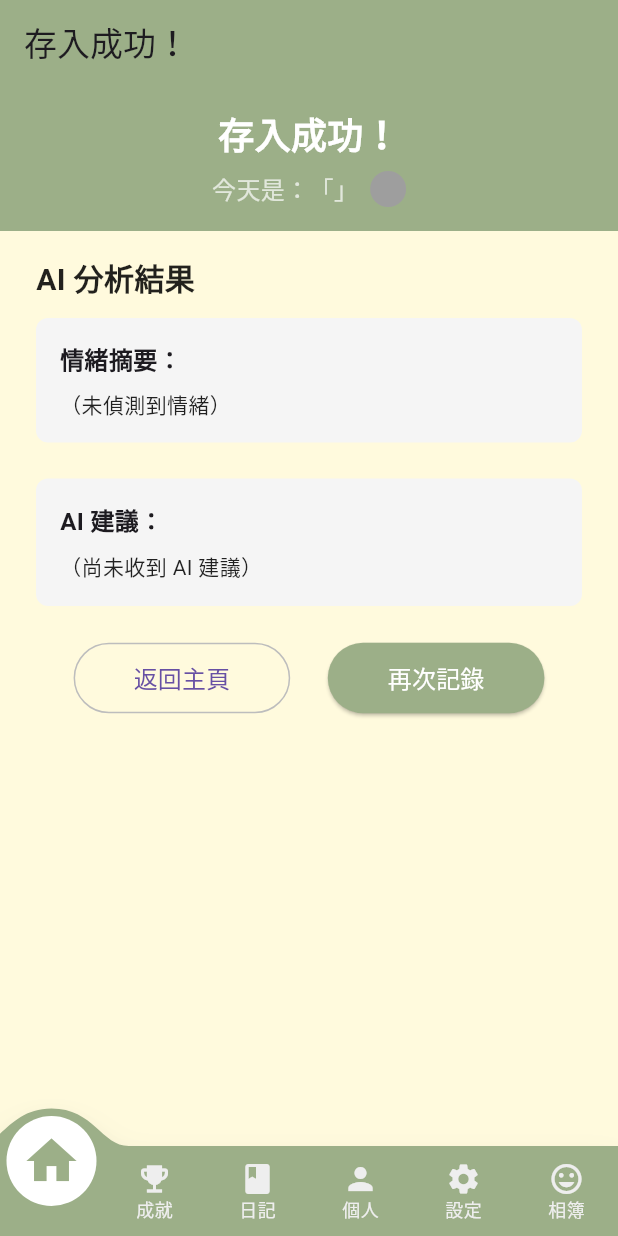
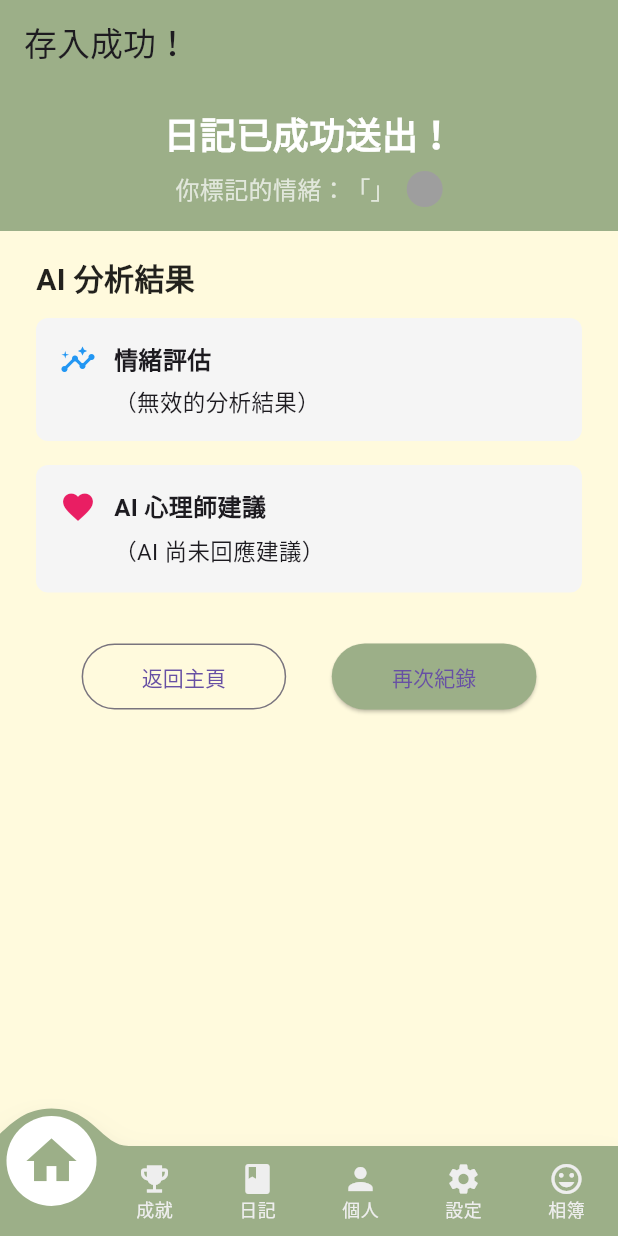
Before and after one commit to 114505focusbridge/focusbridge_files, a Flutter app: the PostEntryScreen screen opened directly with empty values, on a phone screen of 412 x 824 dp. Run offline on Flutter 3.47's test engine with Material 3 defaults, Android fonts, the phone set to English and light mode, and no system bars; drawn by our look-alikes of convex_bottom_bar; our stand-ins replace image_picker, shared_preferences; accounts and stored records are empty; network calls fail.

Commit message:
0809測試手機ai功能

```diff
--- a/focusbridge_app/lib/screens/post_entry_screen.dart
+++ b/focusbridge_app/lib/screens/post_entry_screen.dart
@@ -34,19 +34,14 @@ class _PostEntryScreenState extends State<PostEntryScreen> {
 
   Future<void> _checkJustUnlockedAchievement() async {
     final token = await AuthService.getToken();
-    if (token == null) {
-      debugPrint("⚠️ 找不到 token");
-      return;
-    }
+    if (token == null) return;
 
     final url = Uri.parse('http://10.0.2.2:8000/api/achievements/');
-
     try {
       final response = await http.get(
         url,
         headers: {'Authorization': 'Token $token'},
       );
-
       if (response.statusCode == 200) {
         final List data = jsonDecode(response.body);
         for (var item in data) {
@@ -80,8 +75,26 @@ class _PostEntryScreenState extends State<PostEntryScreen> {
     }
   }
 
+  String _translateLabel(String label) {
+    switch (label.toLowerCase()) {
+      case 'positive':
+        return '😀 正向';
+      case 'neutral':
+        return '😐 中立';
+      case 'negative':
+        return '😞 負向';
+      default:
+        return '（無效的分析結果）';
+    }
+  }
+
   @override
   Widget build(BuildContext context) {
+    final translatedLabel = _translateLabel(widget.aiLabel);
+    final aiMessageText = widget.aiMessage.trim().isNotEmpty
+        ? widget.aiMessage
+        : '（AI 尚未回應建議）';
+
     return Scaffold(
       appBar: AppBar(
         title: const Text('存入成功！'),
@@ -98,7 +111,7 @@ class _PostEntryScreenState extends State<PostEntryScreen> {
               child: Column(
                 children: [
                   const Text(
-                    '存入成功！',
+                    '日記已成功送出！',
                     style: TextStyle(
                       fontSize: 24,
                       color: Colors.white,
@@ -110,7 +123,7 @@ class _PostEntryScreenState extends State<PostEntryScreen> {
                     mainAxisAlignment: MainAxisAlignment.center,
                     children: [
                       Text(
-                        '今天是：「${widget.emotionLabel}」',
+                        '你標記的情緒：「${widget.emotionLabel}」',
                         style: const TextStyle(
                           color: Colors.white70,
                           fontSize: 16,
@@ -147,80 +160,29 @@ class _PostEntryScreenState extends State<PostEntryScreen> {
                         ),
                       ),
                       const SizedBox(height: 12),
-                      Container(
-                        width: double.infinity,
-                        padding: const EdgeInsets.all(16),
-                        decoration: BoxDecoration(
-                          color: Colors.grey.shade100,
-                          borderRadius: BorderRadius.circular(8),
-                        ),
-                        child: Column(
-                          crossAxisAlignment: CrossAxisAlignment.start,
-                          children: [
-                            const Text(
-                              '情緒摘要：',
-                              style: TextStyle(
-                                fontSize: 16,
-                                fontWeight: FontWeight.bold,
-                              ),
-                            ),
-                            const SizedBox(height: 8),
-                            Text(
-                              widget.aiLabel.isNotEmpty
-                                  ? widget.aiLabel
-                                  : '（未偵測到情緒）',
-                              style: const TextStyle(
-                                fontSize: 14,
-                                color: Colors.black87,
-                              ),
-                            ),
-                          ],
-                        ),
+                      _buildInfoCard(
+                        icon: Icons.insights,
+                        title: '情緒評估',
+                        content: translatedLabel,
+                        iconColor: Colors.blue,
                       ),
-                      const SizedBox(height: 24),
-                      Container(
-                        width: double.infinity,
-                        padding: const EdgeInsets.all(16),
-                        decoration: BoxDecoration(
-                          color: Colors.grey.shade100,
-                          borderRadius: BorderRadius.circular(8),
-                        ),
-                        child: Column(
-                          crossAxisAlignment: CrossAxisAlignment.start,
-                          children: [
-                            const Text(
-                              'AI 建議：',
-                              style: TextStyle(
-                                fontSize: 16,
-                                fontWeight: FontWeight.bold,
-                              ),
-                            ),
-                            const SizedBox(height: 8),
-                            Text(
-                              widget.aiMessage.isNotEmpty
-                                  ? widget.aiMessage
-                                  : '（尚未收到 AI 建議）',
-                              style: const TextStyle(
-                                fontSize: 14,
-                                color: Colors.black87,
-                              ),
-                            ),
-                          ],
-                        ),
+                      const SizedBox(height: 16),
+                      _buildInfoCard(
+                        icon: Icons.favorite,
+                        title: 'AI 心理師建議',
+                        content: aiMessageText,
+                        iconColor: Colors.pink,
                       ),
-                      const SizedBox(height: 24),
+                      const SizedBox(height: 32),
                       Row(
                         mainAxisAlignment: MainAxisAlignment.spaceEvenly,
                         children: [
                           OutlinedButton(
-                            onPressed: () {
-                              Navigator.popUntil(
-                                context,
-                                ModalRoute.withName('/home'),
-                              );
-                            },
+                            onPressed: () => Navigator.popUntil(
+                              context,
+                              ModalRoute.withName('/home'),
+                            ),
                             style: OutlinedButton.styleFrom(
-                              side: BorderSide(color: Colors.grey.shade400),
                               shape: RoundedRectangleBorder(
                                 borderRadius: BorderRadius.circular(24),
                               ),
@@ -228,15 +190,12 @@ class _PostEntryScreenState extends State<PostEntryScreen> {
                             child: const Padding(
                               padding: EdgeInsets.symmetric(
                                   horizontal: 16, vertical: 12),
-                              child: Text(
-                                '返回主頁',
-                                style: TextStyle(fontSize: 16),
-                              ),
+                              child: Text('返回主頁'),
                             ),
                           ),
                           ElevatedButton(
                             onPressed: () {
-                              Navigator.pushReplacementNamed(context, '/home');
+                              Navigator.pushNamed(context, '/diary');
                             },
                             style: ElevatedButton.styleFrom(
                               backgroundColor: const Color(0xFF9CAF88),
@@ -247,13 +206,7 @@ class _PostEntryScreenState extends State<PostEntryScreen> {
                             child: const Padding(
                               padding: EdgeInsets.symmetric(
                                   horizontal: 16, vertical: 12),
-                              child: Text(
-                                '再次記錄',
-                                style: TextStyle(
-                                  fontSize: 16,
-                                  color: Colors.white,
-                                ),
-                              ),
+                              child: Text('再次紀錄'),
                             ),
                           ),
                         ],
@@ -267,7 +220,42 @@ class _PostEntryScreenState extends State<PostEntryScreen> {
           ],
         ),
       ),
-      bottomNavigationBar: AppBottomNav(currentIndex: 0),
+      bottomNavigationBar: const AppBottomNav(currentIndex: 0),
+    );
+  }
+
+  Widget _buildInfoCard({
+    required IconData icon,
+    required String title,
+    required String content,
+    required Color iconColor,
+  }) {
+    return Container(
+      width: double.infinity,
+      padding: const EdgeInsets.all(16),
+      decoration: BoxDecoration(
+        color: Colors.grey.shade100,
+        borderRadius: BorderRadius.circular(8),
+      ),
+      child: Row(
+        crossAxisAlignment: CrossAxisAlignment.start,
+        children: [
+          Icon(icon, color: iconColor),
+          const SizedBox(width: 12),
+          Expanded(
+            child: Column(
+              crossAxisAlignment: CrossAxisAlignment.start,
+              children: [
+                Text(title,
+                    style: const TextStyle(
+                        fontSize: 16, fontWeight: FontWeight.bold)),
+                const SizedBox(height: 6),
+                Text(content, style: const TextStyle(fontSize: 15)),
+              ],
+            ),
+          ),
+        ],
+      ),
     );
   }
 }
--- a/focusbridge_app/lib/services/auth_service.dart
+++ b/focusbridge_app/lib/services/auth_service.dart
@@ -4,7 +4,9 @@ import 'package:shared_preferences/shared_preferences.dart';
 
 class AuthService {
   // ✅ 注意：這裡 baseUrl 不要加 /api，路徑由下面補上
-  static const String baseUrl = 'http://10.0.2.2:8000';
+  static const String baseUrl = 'http://127.0.0.1:8000/';
+
+
 
   /// ✅ 註冊：POST /api/auth/register/
   /// 成功回傳 Map：包含 username、email、token
--- a/focusbridge_app/lib/services/diary_service.dart
+++ b/focusbridge_app/lib/services/diary_service.dart
@@ -3,7 +3,9 @@ import 'package:http/http.dart' as http;
 import 'package:shared_preferences/shared_preferences.dart';
 
 class DiaryService {
-  static const String baseUrl = 'http://10.0.2.2:8000'; // ✅ 根據本地 Django IP 調整
+  static const String baseUrl = 'http://127.0.0.1:8000/';
+
+ // ✅ 根據本地 Django IP 調整
 
   /// ✅ 建立日記並取得 AI 分析結果
   static Future<Map<String, dynamic>> createDiary({
--- a/focusbridge_app/lib/services/photo_service.dart
+++ b/focusbridge_app/lib/services/photo_service.dart
@@ -6,7 +6,9 @@ import 'package:http/http.dart' as http;
 import 'package:shared_preferences/shared_preferences.dart';
 
 class PhotoService {
-  static const String baseUrl = 'http://10.0.2.2:8000';
+  static const String baseUrl = 'http://127.0.0.1:8000/';
+
+
 
   /// 使用者登入，取得 token 並儲存
   static Future<void> login({
```
Also changed, not shown: focusbridge_app/lib/screens/diary_entry_screen.dart (+6 -8 lines), 3 other files.
